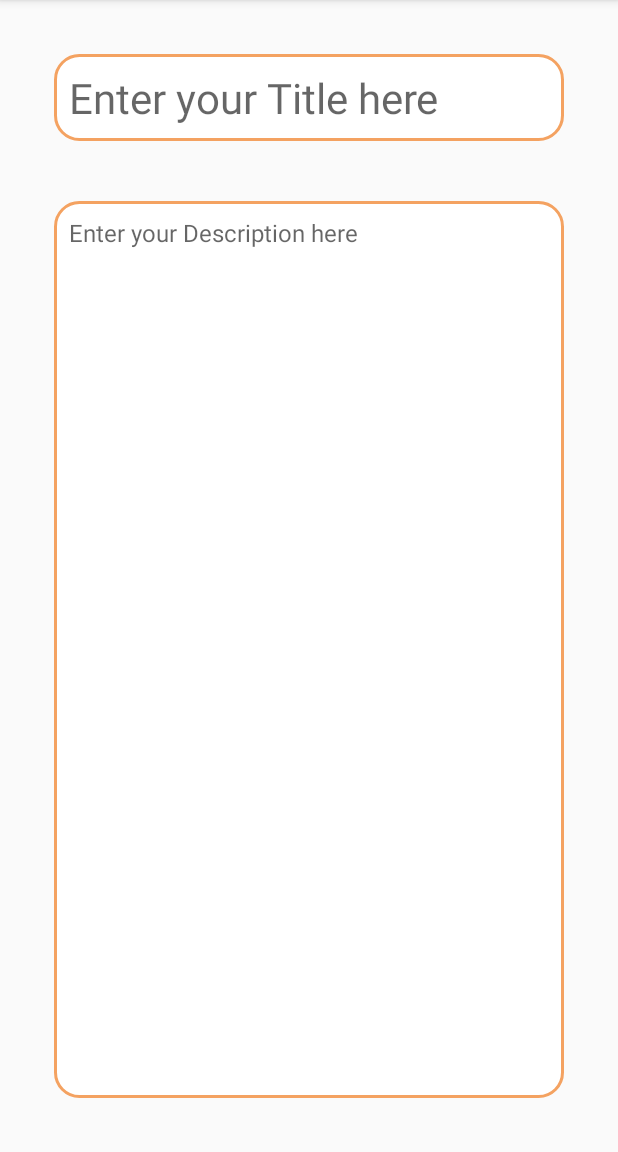
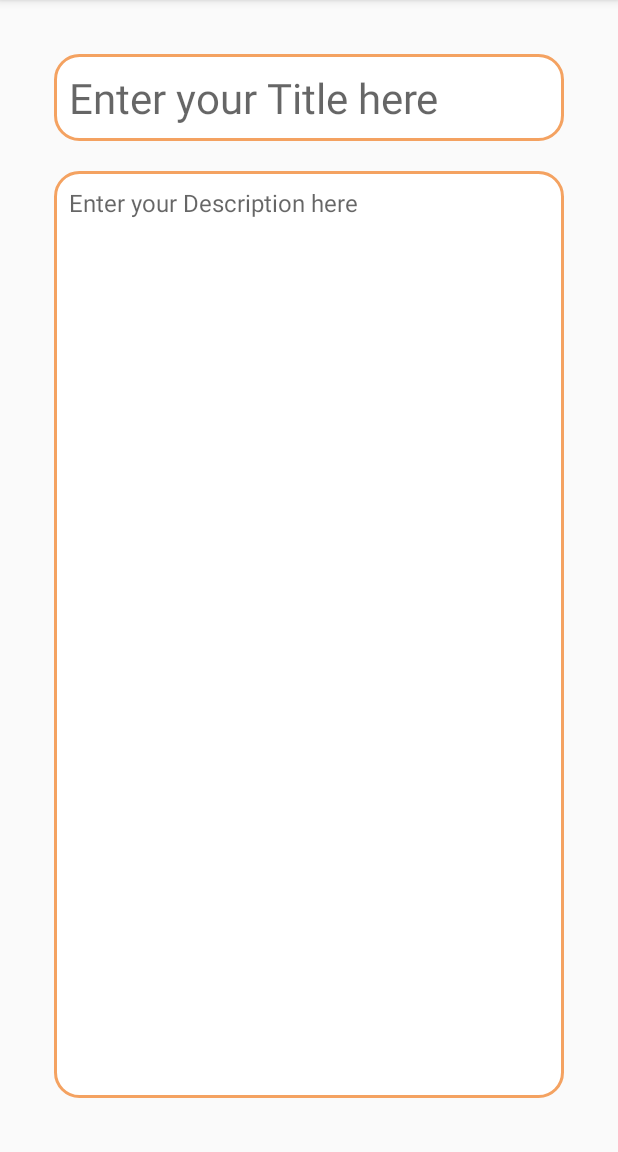
Before and after one commit to Rohini2699/NoteTakingApp, an Android app: the NewNoteFragment screen opened through its navigation route, on a phone screen of 412 x 824 dp, the part 84-1236 px from its top. Run offline under Robolectric (Android 15) with nearby library versions, the phone set to English and light mode, and no system bars; our stand-ins replace Room's generated code, data binding.

Commit message:
- Made changes to make it work animation in create note screen. - Resolved merge conflicts.

```diff
--- a/app/src/main/java/com/example/notetakingapp/room/NotesDatabase.kt
+++ b/app/src/main/java/com/example/notetakingapp/room/NotesDatabase.kt
@@ -8,7 +8,7 @@ import kotlin.concurrent.Volatile
 
 @Database(
     entities = [Notes::class],
-    version = 1,
+    version = 2,
     exportSchema = false,
 )
 abstract class NotesDatabase :RoomDatabase() {
--- a/app/src/main/java/com/example/notetakingapp/view/NewNoteFragment.kt
+++ b/app/src/main/java/com/example/notetakingapp/view/NewNoteFragment.kt
@@ -1,5 +1,6 @@
 package com.example.notetakingapp.view
 
+import android.animation.Animator
 import android.os.Bundle
 import android.os.Handler
 import android.os.Looper
@@ -14,6 +15,7 @@ import android.view.ViewGroup
 import android.widget.Toast
 import androidx.core.view.MenuHost
 import androidx.core.view.MenuProvider
+import androidx.core.view.isVisible
 import androidx.lifecycle.Lifecycle
 import androidx.navigation.findNavController
 import com.example.notetakingapp.R
@@ -49,9 +51,10 @@ class NewNoteFragment : Fragment(R.layout.fragment_secondaryfragment), MenuProvi
         mView = view
         val menuHost: MenuHost = requireActivity()
         menuHost.addMenuProvider(this, viewLifecycleOwner, Lifecycle.State.RESUMED)
-        binding.lottieAnimationView.apply {
+
+        /*binding.lottieAnimationView.apply {
             setAnimation("animation1.json") // Set the animation file
-            View.VISIBLE
+            isVisible = true
             playAnimation() // Start the animation
 
             // Pause the animation after 3 seconds
@@ -61,7 +64,19 @@ class NewNoteFragment : Fragment(R.layout.fragment_secondaryfragment), MenuProvi
                     visibility = View.GONE // Hide the view if needed
                 }
             }, 2000) // 3000 milliseconds = 3 seconds
-        }
+        }*/
+
+        binding.lottieAnimationView.addAnimatorListener(object : Animator.AnimatorListener {
+            override fun onAnimationStart(p0: Animator) {}
+
+            override fun onAnimationEnd(p0: Animator) {
+                binding.lottieAnimationView.isVisible = false
+            }
+
+            override fun onAnimationCancel(p0: Animator) {}
+
+            override fun onAnimationRepeat(p0: Animator) {}
+        })
 
         // Add menu items without using the Fragment Menu APIs
         // Note how we can tie the MenuProvider to the viewLifecycleOwner
--- a/app/src/main/res/layout/fragment_secondaryfragment.xml
+++ b/app/src/main/res/layout/fragment_secondaryfragment.xml
@@ -12,6 +12,7 @@
     <androidx.constraintlayout.widget.ConstraintLayout
         android:layout_width="match_parent"
         android:layout_height="match_parent">
+
         <androidx.cardview.widget.CardView
             android:layout_width="0dp"
             android:layout_height="0dp"
@@ -21,13 +22,13 @@
             app:layout_constraintTop_toBottomOf="parent"
             app:layout_constraintStart_toStartOf="parent"
             app:layout_constraintEnd_toEndOf="parent" />
-            <LinearLayout
+
+            <androidx.constraintlayout.widget.ConstraintLayout
                 android:id="@+id/linear_layout"
                 android:layout_width="match_parent"
                 android:layout_height="match_parent"
                 android:orientation="vertical"
                 android:padding="16dp">
-
 
                 <EditText
                     android:id="@+id/title"
@@ -40,29 +41,41 @@
                     android:imeOptions="actionDone"
                     android:hint="@string/enter_your_title_here"
                     android:background="@drawable/rounded_shape"
-                    android:textSize="28sp" />
+                    android:textSize="28sp"
+                    app:layout_constraintTop_toTopOf="parent"
+                    app:layout_constraintStart_toStartOf="parent"
+                    app:layout_constraintEnd_toEndOf="parent"/>
+
                 <EditText
                     android:id="@+id/description"
-                    android:layout_width="match_parent"
-                    android:layout_height="match_parent"
+                    android:layout_width="0dp"
+                    android:layout_height="0dp"
                     android:layout_margin="20dp"
-                    android:imeOptions="actionDone"
-                    android:gravity="top"
-                    android:padding="10dp"
                     android:autofillHints="autofillHints"
                     android:background="@drawable/rounded_shape"
+                    android:gravity="top"
                     android:hint="@string/enter_your_description_here"
-                    android:textSize="16sp" />
+                    android:imeOptions="actionDone"
+                    android:padding="10dp"
+                    android:textSize="16sp"
+                    app:layout_constraintBottom_toBottomOf="parent"
+                    app:layout_constraintEnd_toEndOf="parent"
+                    app:layout_constraintStart_toStartOf="parent"
+                    app:layout_constraintTop_toBottomOf="@id/title" />
 
                 <com.airbnb.lottie.LottieAnimationView
                     android:id="@+id/lottieAnimationView"
                     android:layout_width="match_parent"
                     android:layout_height="match_parent"
-                    app:lottie_autoPlay="false"
-                    app:lottie_fileName="animation.json"
-                    app:lottie_loop="true" />
+                    app:lottie_autoPlay="true"
+                    app:lottie_repeatCount="0"
+                    app:lottie_fileName="animation1.json"
+                    app:layout_constraintTop_toTopOf="@id/description"
+                    app:layout_constraintStart_toStartOf="@id/description"
+                    app:layout_constraintEnd_toEndOf="@id/description"
+                    app:layout_constraintBottom_toBottomOf="@id/description"/>
 
-            </LinearLayout>
+            </androidx.constraintlayout.widget.ConstraintLayout>
 
     </androidx.constraintlayout.widget.ConstraintLayout>
 </layout>
```
Also changed, not shown: app/src/main/java/com/example/notetakingapp/view/UpdateFragment.kt (+45 -56 lines), app/src/main/res/layout/fragment_update.xml (+5 -33 lines).
